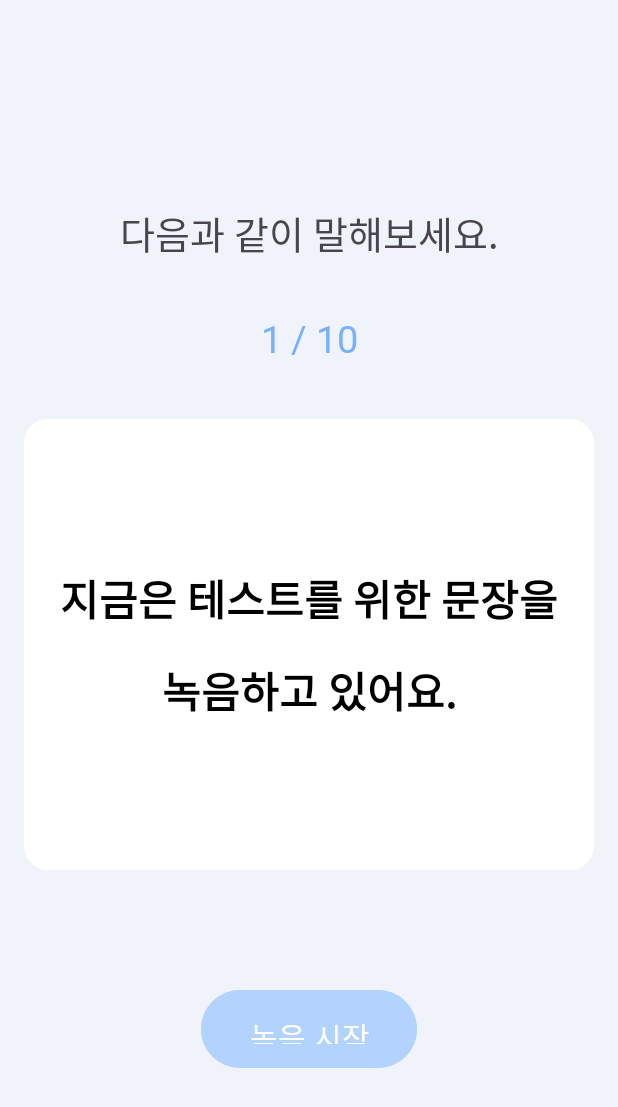
After one commit to voice-scout-AI/voicescout-android, an Android app: the RecordActivity screen opened directly, with no data from a screen before it, on a phone screen of 412 x 824 dp. The commit adds this screen. Shown: the top 1107 px of the screen. Run offline under Robolectric (Android 15) with nearby library versions, the phone set to English and light mode, and no system bars.

Commit message:
✨  사용자 음성 녹음 기능 구현

```diff
--- a/app/src/main/AndroidManifest.xml
+++ b/app/src/main/AndroidManifest.xml
@@ -1,6 +1,10 @@
 <?xml version="1.0" encoding="utf-8"?>
 <manifest xmlns:android="http://schemas.android.com/apk/res/android"
     xmlns:tools="http://schemas.android.com/tools">
+
+    <uses-permission android:name="android.permission.RECORD_AUDIO" />
+    <uses-permission android:name="android.permission.WRITE_EXTERNAL_STORAGE"
+        android:maxSdkVersion="28" />
 
     <application
         android:allowBackup="true"
@@ -23,6 +27,7 @@
         </activity>
         <activity android:name=".storage.StorageActivity" />
         <activity android:name=".generate.GenerateActivity" />
+        <activity android:name=".record.RecordActivity" />
     </application>
 
 </manifest>
--- /dev/null
+++ b/app/src/main/java/com/voicescout/voicescout_android/record/RecordPageFragment.kt
@@ -0,0 +1,89 @@
+package com.voicescout.voicescout_android.record
+
+import android.content.Context
+import android.os.Bundle
+import android.view.LayoutInflater
+import android.view.View
+import android.view.ViewGroup
+import android.widget.Button
+import android.widget.TextView
+import androidx.fragment.app.Fragment
+import com.voicescout.voicescout_android.R
+
+class RecordPageFragment : Fragment() {
+
+    private val ARG_SENTENCE = "sentence"
+    private val ARG_POSITION = "position"
+
+    private var sentence: String? = null
+    private var position: Int = 0
+
+    private lateinit var sentenceTextView: TextView
+    private lateinit var recordButton: Button
+    private lateinit var recordingStatusTextView: TextView
+
+    private var listener: OnRecordButtonClickListener? = null
+
+    companion object {
+        @JvmStatic
+        fun newInstance(sentence: String, position: Int) =
+            RecordPageFragment().apply {
+                arguments = Bundle().apply {
+                    putString(ARG_SENTENCE, sentence)
+                    putInt(ARG_POSITION, position)
+                }
+            }
+    }
+
+    override fun onAttach(context: Context) {
+        super.onAttach(context)
+        if (context is OnRecordButtonClickListener) {
+            listener = context
+        } else {
+            throw RuntimeException("$context must implement OnRecordButtonClickListener")
+        }
+    }
+
+    override fun onCreate(savedInstanceState: Bundle?) {
+        super.onCreate(savedInstanceState)
+        arguments?.let {
+            sentence = it.getString(ARG_SENTENCE)
+            position = it.getInt(ARG_POSITION)
+        }
+    }
+
+    override fun onCreateView(
+        inflater: LayoutInflater, container: ViewGroup?,
+        savedInstanceState: Bundle?
+    ): View? {
+        val view = inflater.inflate(R.layout.fragment_record, container, false)
+        sentenceTextView = view.findViewById(R.id.sentenceTextView)
+        recordButton = view.findViewById(R.id.recordButton)
+        recordingStatusTextView = view.findViewById(R.id.recordingStatusTextView)
+
+        sentenceTextView.text = sentence
+
+        recordButton.setOnClickListener {
+            listener?.onRecordButtonClick(position)
+        }
+
+        return view
+    }
+
+    fun updateRecordButtonState(isRecording: Boolean) {
+        if (::recordButton.isInitialized) {
+            if (isRecording) {
+                recordButton.setText(R.string.record_stop)
+                recordingStatusTextView.text = "녹음 중..."
+                recordingStatusTextView.visibility = View.VISIBLE
+            } else {
+                recordButton.setText(R.string.record_start)
+                recordingStatusTextView.visibility = View.GONE
+            }
+        }
+    }
+
+    interface OnRecordButtonClickListener {
+        fun onRecordButtonClick(position: Int)
+    }
+}
--- /dev/null
+++ b/app/src/main/java/com/voicescout/voicescout_android/record/RecordPagerAdapter.kt
@@ -0,0 +1,18 @@
+package com.voicescout.voicescout_android.record
+
+import androidx.fragment.app.Fragment
+import androidx.fragment.app.FragmentActivity
+import androidx.viewpager2.adapter.FragmentStateAdapter
+
+class RecordPagerAdapter(fragmentActivity: FragmentActivity, private val sentences: Array<String>) :
+    FragmentStateAdapter(fragmentActivity) {
+
+    override fun createFragment(position: Int): Fragment {
+        // 각 페이지에 해당하는 Fragment 생성
+        return RecordPageFragment.newInstance(sentences[position], position)
+    }
+
+    override fun getItemCount(): Int {
+        return sentences.size
+    }
+}
--- a/app/src/main/res/layout/activity_record.xml
+++ b/app/src/main/res/layout/activity_record.xml
@@ -1,6 +1,31 @@
 <?xml version="1.0" encoding="utf-8"?>
-<androidx.constraintlayout.widget.ConstraintLayout xmlns:android="http://schemas.android.com/apk/res/android"
+<LinearLayout xmlns:android="http://schemas.android.com/apk/res/android"
+    xmlns:app="http://schemas.android.com/apk/res-auto"
+    xmlns:tools="http://schemas.android.com/tools"
     android:layout_width="match_parent"
-    android:layout_height="match_parent">
+    android:layout_height="match_parent"
+    android:background="@color/back"
+    android:orientation="vertical" android:padding="16dp" tools:context=".record.RecordActivity">
 
-</androidx.constraintlayout.widget.ConstraintLayout>
+    <TextView
+        android:id="@+id/instructionTextView"
+        android:layout_width="match_parent"
+        android:layout_height="0dp" android:layout_weight="1.5" android:gravity="center|bottom"
+        android:text="다음과 같이 말해보세요."
+        android:textSize="25sp"
+        android:includeFontPadding="false" />
+
+    <TextView
+        android:id="@+id/pageIndicatorTextView"
+        android:layout_width="match_parent" android:layout_height="0dp" android:layout_weight="1" android:gravity="center" android:textColor="@color/midBlue"
+        android:textSize="25sp"
+        style="@style/TextStyle.ExtraBold"
+        tools:text="1 / 10"
+        android:includeFontPadding="false" />
+
+    <androidx.viewpager2.widget.ViewPager2
+        android:id="@+id/viewPager"
+        android:layout_width="match_parent"
+        android:layout_height="0dp" android:layout_weight="5.0" />
+
+</LinearLayout>
--- /dev/null
+++ b/app/src/main/res/layout/fragment_record.xml
@@ -0,0 +1,58 @@
+<?xml version="1.0" encoding="utf-8"?>
+<LinearLayout xmlns:android="http://schemas.android.com/apk/res/android"
+    xmlns:app="http://schemas.android.com/apk/res-auto"
+    xmlns:tools="http://schemas.android.com/tools"
+    android:layout_width="match_parent"
+    android:layout_height="match_parent"
+    android:orientation="vertical"
+
+    tools:context=".record.RecordPageFragment">
+
+    <TextView
+        android:id="@+id/sentenceTextView"
+        android:layout_width="match_parent"
+        android:layout_height="200dp"
+        android:layout_weight="2"
+        android:gravity="center"
+        android:textSize="28sp"
+        android:textStyle="bold"
+        android:textColor="@android:color/black"
+        android:background="@drawable/rounded_background"
+        android:lineSpacingExtra="20dp"
+        android:padding="15dp"
+        tools:text="안녕하세요. 반갑습니다." />
+    <LinearLayout
+        android:layout_width="match_parent"
+        android:layout_height="wrap_content"
+        android:layout_weight="3"
+        android:gravity="center"
+        android:orientation="vertical">
+        <Button
+            android:id="@+id/recordButton"
+            android:layout_width="wrap_content"
+            android:layout_height="60dp"
+            android:text="@string/record_start"
+            android:backgroundTint="@color/subBlue"
+            android:paddingStart="32dp"
+            android:paddingEnd="32dp"
+            android:paddingTop="16dp"
+            android:paddingBottom="16dp"
+            android:textSize="20sp"
+            style="@style/TextStyle.Bold"
+            android:textColor="@color/white"
+            android:layout_gravity="center_horizontal|bottom"
+            android:layout_marginBottom="16dp" />
+
+        <TextView
+            android:id="@+id/recordingStatusTextView"
+            android:layout_width="wrap_content"
+            android:layout_height="wrap_content"
+            android:textColor="@color/subBlack"
+            android:textSize="16sp"
+            android:visibility="gone"
+            tools:text="녹음 중..."
+            tools:visibility="visible"
+            android:layout_gravity="center_horizontal" />
+    </LinearLayout>
+
+</LinearLayout>
--- a/app/src/main/res/values/strings.xml
+++ b/app/src/main/res/values/strings.xml
@@ -8,4 +8,21 @@
     <string name="btn3_sub">생성된 음성 파일을 공유합니다.</string>
     <string name="btn4_main">합성 음성 저장소</string>
     <string name="btn4_sub">생성된 음성 파일을 확인하고 관리합니다.</string>
+
+    <string name="record_start">녹음 시작</string>
+    <string name="record_stop">녹음 중지</string>
+    <string name="permission_denied_message">녹음을 위해 마이크 권한이 필요합니다.</string>
+
+    <string-array name="guide_sentences">
+        <item>지금은 테스트를 위한 문장을 녹음하고 있어요.</item>
+        <item>거울아 거울아 이 세상에서 누가 제일 예쁘니?</item>
+        <item>동화 어린 왕자에서 여우가 했던 말이에요.</item>
+        <item>오늘 날씨는 맑고 기분이 아주 좋아요.</item>
+        <item>그리고 결심하게 돼요.</item>
+        <item>비트의 영감은 어디서 얻으세요?</item>
+        <item>떨어져 나가 앉은 산 위에서 나는 그대 이름을 부르노라.</item>
+        <item>책상 위에 연필과 노트가 가지런히 놓여 있어요.</item>
+        <item>혹시 시간이 되시면 잠깐 이야기 나눌 수 있을까요?</item>
+        <item>다음 주에는 중요한 발표가 예정되어 있어요.</item>
+    </string-array>
 </resources>
```
Also changed, not shown: app/src/main/java/com/voicescout/voicescout_android/MainActivity.kt (+6 -3 lines), app/src/main/java/com/voicescout/voicescout_android/record/RecordActivity.kt (added, +302 -0 lines).
